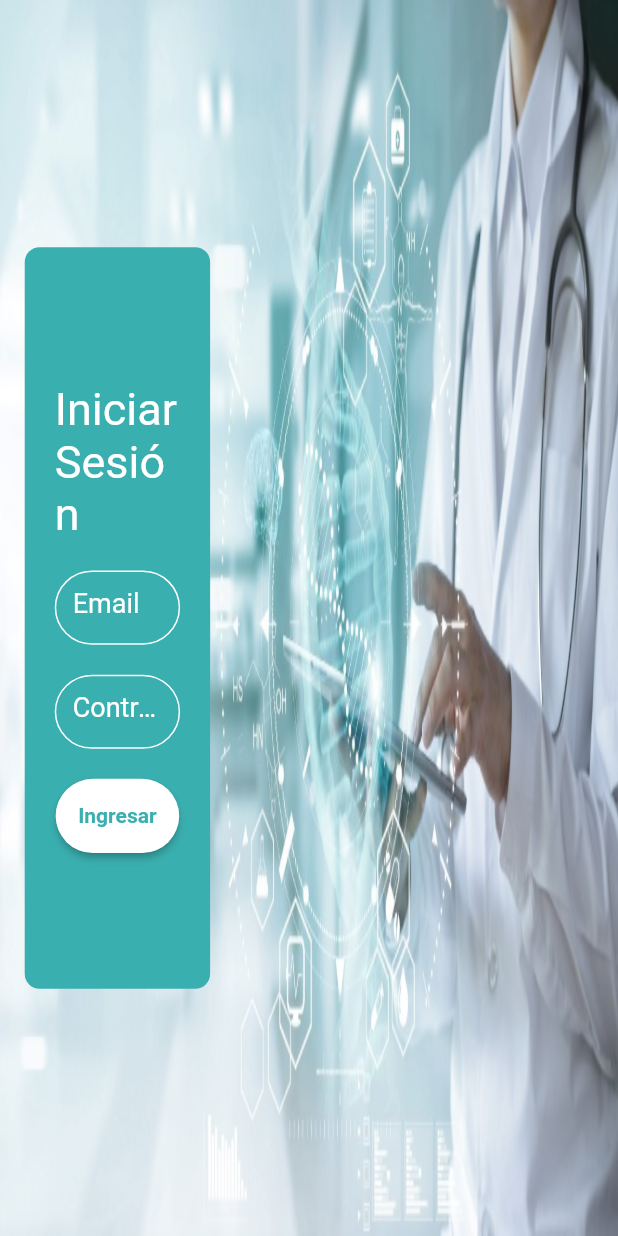
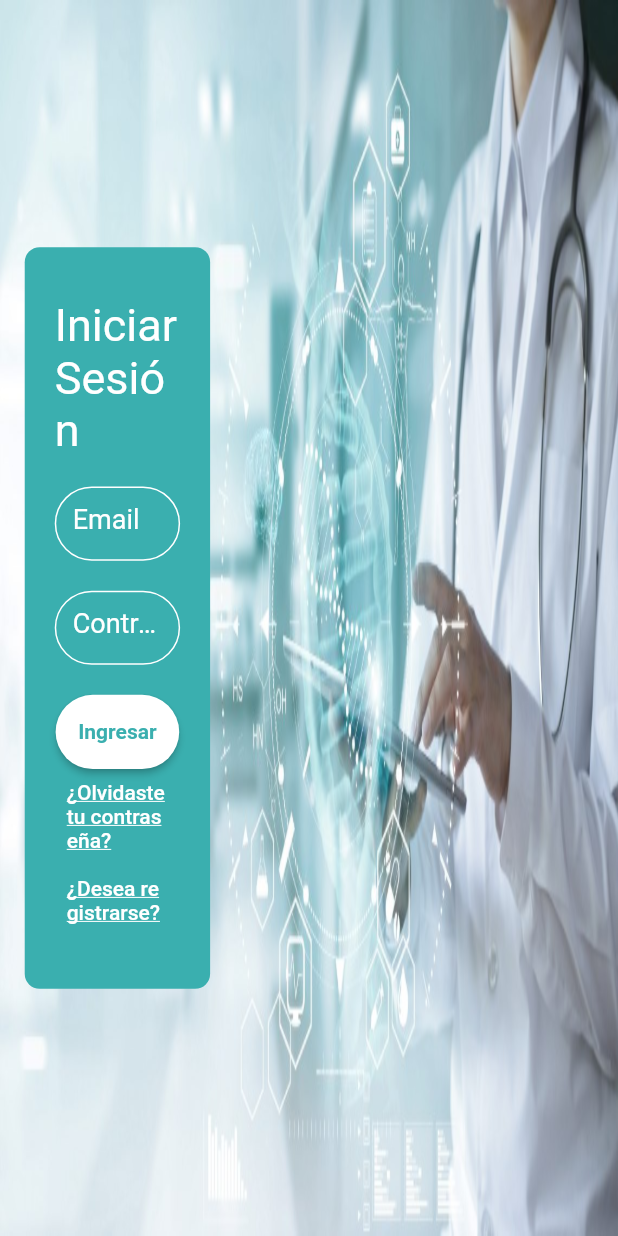
Before and after one commit to nikolasiba/clinica_front, a Flutter app: the screen it shows after launch, on a phone screen of 412 x 824 dp. Run offline on Flutter 3.47's test engine with Material 2 defaults, Android fonts, the phone set to English and light mode, and no system bars; drawn by our look-alikes of auto_size_text; our stand-ins replace get_it, hexcolor.

Commit message:
feat: ajustes para la navegacion

```diff
--- a/lib/_clinica/router/route_generator.dart
+++ b/lib/_clinica/router/route_generator.dart
@@ -1,18 +1,26 @@
+import 'package:clinica/_clinica/ui/pages/register_page.dart';
 import 'package:flutter/cupertino.dart';
 import 'package:flutter/foundation.dart' show kIsWeb;
 import '../ui/pages/pages.dart';
+import '../ui/pages/recover_password_pg.dart';
 
 class RouteGenerator {
   static Route<dynamic> generateRoute(RouteSettings settings) {
     switch (settings.name) {
+      case '/login':
+        return _fadeRoute(const LoginPage(), '/login');
+
       case '/stateful':
         return _fadeRoute(const CounterPage(), '/stateful');
 
       case '/provider':
         return _fadeRoute(const CounterProviderPage(), '/provider');
 
-      case '/login':
-        return _fadeRoute(const LoginPage(), '/login');
+      case '/recover_password':
+        return _fadeRoute(const RecoverPassworPage(), '/recover_password');
+
+      case '/register':
+        return _fadeRoute(const RegisterPage(), '/register');
 
       default:
         return _fadeRoute(const Page404(), '/404');
--- a/lib/_clinica/ui/layout/main_layout_page.dart
+++ b/lib/_clinica/ui/layout/main_layout_page.dart
@@ -1,4 +1,3 @@
-import 'package:clinica/shared/widgets/custom_app_menu.dart';
 import 'package:flutter/material.dart';
 
 class MainLayoutPage extends StatelessWidget {
@@ -12,10 +11,7 @@ class MainLayoutPage extends StatelessWidget {
       body: Center(
         child: Column(
           children: [
-            const CustomAppMenu(),
-            const Spacer(),
             Expanded(child: child),
-            const Spacer(),
           ],
         ),
       ),
--- a/lib/_clinica/ui/pages/login_page.dart
+++ b/lib/_clinica/ui/pages/login_page.dart
@@ -1,3 +1,5 @@
+import 'package:clinica/_clinica/services/navigation_service.dart';
+import 'package:clinica/locator.dart';
 import 'package:clinica/shared/assets/assets.dart';
 import 'package:clinica/shared/colors/colors.dart';
 import 'package:clinica/shared/widgets/custom_button.dart';
@@ -62,12 +64,41 @@ class LoginPage extends StatelessWidget {
                   height: 20,
                 ),
                 CustomButton(
-                  onPressed: () {},
+                  onPressed: () {
+                    locator<NavigationService>().navigateTo('/stateful');
+                  },
                   text: 'Ingresar',
                   backgroundColor: Colors.white,
                   width: width * 0.2,
                   colorContent: ConstColors.primaryColor,
-                )
+                ),
+                Align(
+                  alignment: Alignment.centerRight,
+                  child: TextButton(
+                      onPressed: () {
+                        locator<NavigationService>()
+                            .navigateTo('/recover_password');
+                      },
+                      child: const Text(
+                        '¿Olvidaste tu contraseña?',
+                        style: TextStyle(
+                            color: Colors.white,
+                            decoration: TextDecoration.underline),
+                      )),
+                ),
+                Align(
+                  alignment: Alignment.centerRight,
+                  child: TextButton(
+                      onPressed: () {
+                        locator<NavigationService>().navigateTo('/register');
+                      },
+                      child: const Text(
+                        '¿Desea registrarse?',
+                        style: TextStyle(
+                            color: Colors.white,
+                            decoration: TextDecoration.underline),
+                      )),
+                ),
               ],
             ),
           ),
--- a/lib/main.dart
+++ b/lib/main.dart
@@ -3,7 +3,7 @@ import 'package:clinica/_clinica/services/navigation_service.dart';
 import 'package:clinica/locator.dart';
 import 'package:flutter/material.dart';
 
-import '_clinica/ui/pages/pages.dart';
+import '_clinica/ui/layout/main_layout_page.dart';
 
 void main() {
   setupLocator();
@@ -22,7 +22,9 @@ class MyApp extends StatelessWidget {
       onGenerateRoute: RouteGenerator.generateRoute,
       navigatorKey: locator<NavigationService>().navigatorKey,
       builder: (_, child) {
-        return const LoginPage();
+        return MainLayoutPage(
+          child: child ?? Container(),
+        );
       },
     );
   }
```
Also changed, not shown: lib/_clinica/services/navigation_service.dart (+3 -6 lines), lib/_clinica/ui/pages/recover_password_pg.dart (added, +14 -0 lines), lib/_clinica/ui/pages/register_page.dart (added, +14 -0 lines), pubspec.lock.
